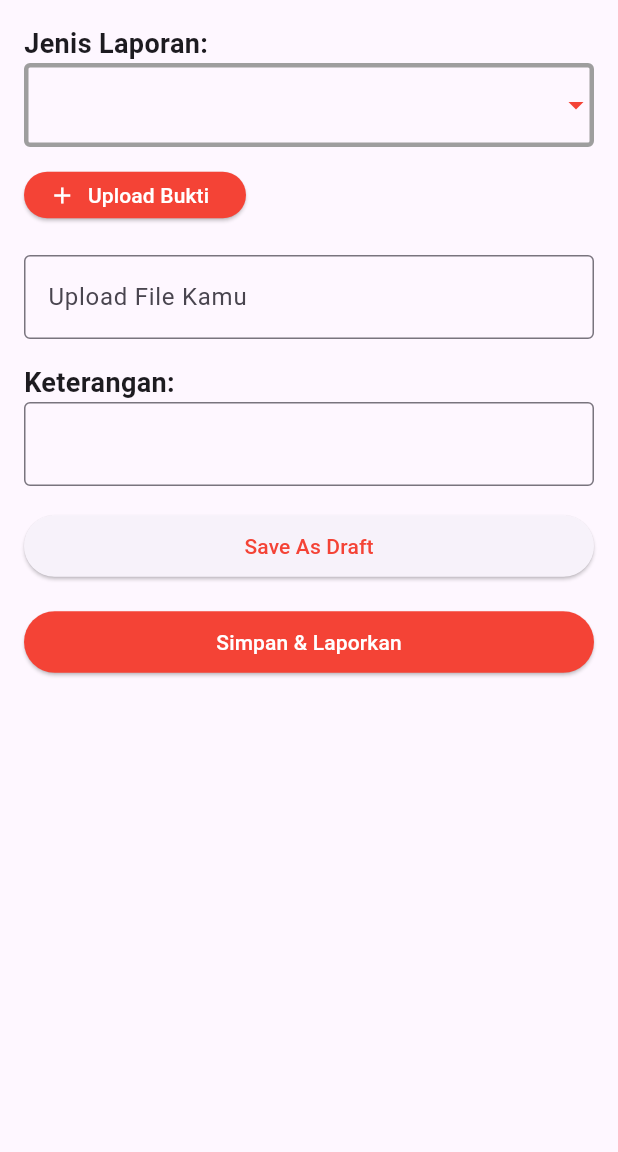
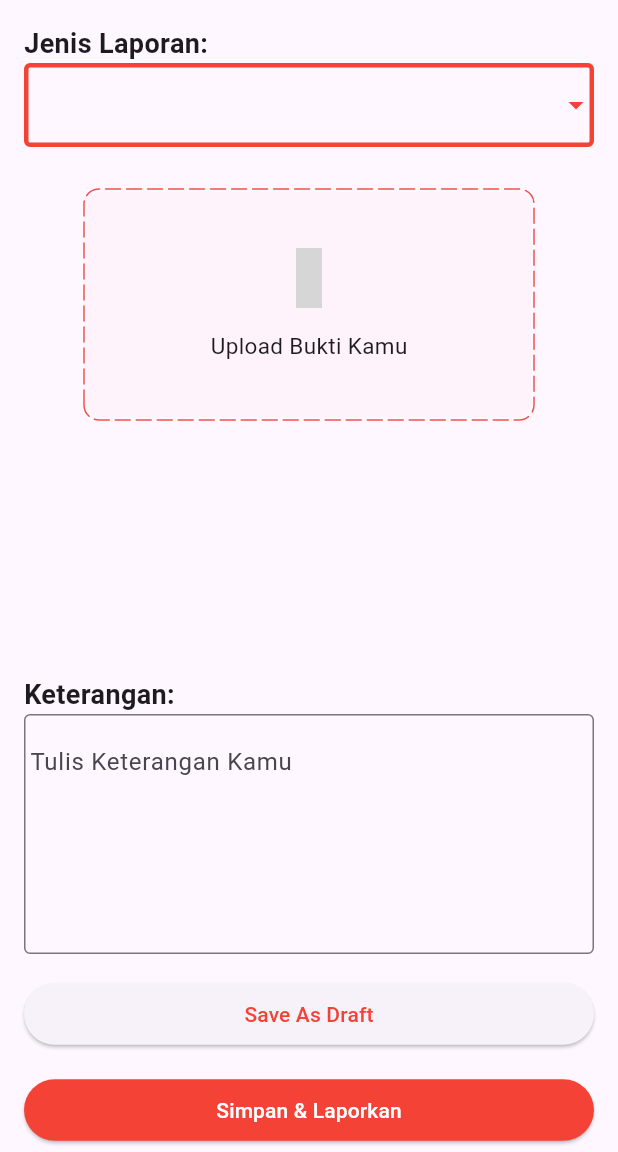
Before and after one commit to tangguhlaks/ayolapor-mobile, a Flutter app: the BuatLaporan screen opened directly, on a phone screen of 412 x 824 dp, the part 84-1236 px from its top. Run offline on Flutter 3.47's test engine with Material 3 defaults, Android fonts, the phone set to English and light mode, and no system bars; drawn by our look-alikes of dotted_border; our stand-ins replace dio, file_picker, iconsax, shared_preferences; accounts and stored records are empty; grey boxes are pictures that could not be loaded.

Commit message:
'uploadfile'

```diff
--- a/lib/buatlaporan.dart
+++ b/lib/buatlaporan.dart
@@ -1,17 +1,70 @@
+import 'dart:io';
+
+import 'package:dio/dio.dart';
+import 'package:dotted_border/dotted_border.dart';
+import 'package:file_picker/file_picker.dart';
 import 'package:flutter/material.dart';
+import 'package:iconsax/iconsax.dart';
+
+void main() {
+  runApp(MaterialApp(
+    home: BuatLaporan(),
+    debugShowCheckedModeBanner: false,
+  ));
+}
 
 class BuatLaporan extends StatefulWidget {
+  const BuatLaporan({Key? key}) : super(key: key);
+
   @override
-  _BuatLaporanState createState() => _BuatLaporanState();
+  State<BuatLaporan> createState() => _BuatLaporanState();
 }
 
-class _BuatLaporanState extends State<BuatLaporan> {
+class _BuatLaporanState extends State<BuatLaporan>
+    with SingleTickerProviderStateMixin {
+  late AnimationController loadingController;
   List<String> items = ['Pelecehan', 'Seksual', 'Bullying'];
   String? selectedItem;
+
+  File? _file;
+  PlatformFile? _platformFile;
+
+  selectFile() async {
+    final file = await FilePicker.platform.pickFiles(
+        type: FileType.custom, allowedExtensions: ['png', 'jpg', 'jpeg']);
+
+    if (file != null) {
+      setState(() {
+        _file = File(file.files.single.path!);
+        _platformFile = file.files.first;
+      });
+    }
+
+    loadingController.forward();
+  }
+
+  @override
+  void initState() {
+    loadingController = AnimationController(
+      vsync: this,
+      duration: const Duration(seconds: 10),
+    )..addListener(() {
+        setState(() {});
+      });
+
+    super.initState();
+  }
+
+  @override
+  void dispose() {
+    loadingController.dispose();
+    super.dispose();
+  }
 
   @override
   Widget build(BuildContext context) {
     return Scaffold(
+      key: UniqueKey(),
       appBar: AppBar(
         title: const Text(
           'Buat Laporan',
@@ -22,7 +75,7 @@ class _BuatLaporanState extends State<BuatLaporan> {
         ),
         centerTitle: true,
         leading: IconButton(
-          icon: Icon(
+          icon: const Icon(
             Icons.keyboard_arrow_left,
             color: Colors.red,
             size: 24,
@@ -33,7 +86,7 @@ class _BuatLaporanState extends State<BuatLaporan> {
         ),
         actions: <Widget>[
           IconButton(
-            icon: Icon(
+            icon: const Icon(
               Icons.announcement,
               color: Colors.red,
               size: 24,
@@ -43,12 +96,12 @@ class _BuatLaporanState extends State<BuatLaporan> {
         ],
         elevation: 4,
       ),
-      body: Padding(
+      body: SingleChildScrollView(
         padding: const EdgeInsets.all(16.0),
         child: Column(
           crossAxisAlignment: CrossAxisAlignment.start,
           children: <Widget>[
-            Text(
+            const Text(
               'Jenis Laporan:',
               style: TextStyle(fontSize: 18, fontWeight: FontWeight.bold),
             ),
@@ -57,7 +110,7 @@ class _BuatLaporanState extends State<BuatLaporan> {
               decoration: InputDecoration(
                 enabledBorder: OutlineInputBorder(
                   borderRadius: BorderRadius.circular(4),
-                  borderSide: BorderSide(width: 3, color: Colors.grey),
+                  borderSide: BorderSide(width: 3, color: Colors.red),
                 ),
               ),
               value: selectedItem,
@@ -79,32 +132,113 @@ class _BuatLaporanState extends State<BuatLaporan> {
                 });
               },
             ),
-            SizedBox(height: 8),
-            Align(
-              alignment: Alignment.centerLeft,
-              child: ElevatedButton.icon(
-                onPressed: () {
-                  // Implement your button action here
-                },
-                icon: Icon(Icons.add, color: Colors.white),
-                label:
-                    Text('Upload Bukti', style: TextStyle(color: Colors.white)),
-                style: ButtonStyle(
-                  minimumSize: MaterialStateProperty.all<Size>(Size(148, 31)),
-                  backgroundColor: MaterialStateProperty.all<Color>(
-                    Colors.red,
+            const SizedBox(height: 8),
+            GestureDetector(
+              onTap: selectFile,
+              child: Padding(
+                padding: const EdgeInsets.symmetric(
+                    horizontal: 40.0, vertical: 20.0),
+                child: DottedBorder(
+                  borderType: BorderType.RRect,
+                  radius: Radius.circular(10),
+                  dashPattern: const [10, 4],
+                  strokeCap: StrokeCap.round,
+                  color: Colors.red.shade400,
+                  child: Container(
+                    width: double.infinity,
+                    height: 150,
+                    decoration: BoxDecoration(
+                        color: Colors.red.shade50.withOpacity(.3),
+                        borderRadius: BorderRadius.circular(10)),
+                    child: Column(
+                      mainAxisAlignment: MainAxisAlignment.center,
+                      children: [
+                        Icon(Iconsax.folder_open, color: Colors.red, size: 40),
+                        const SizedBox(height: 15),
+                        const Text(
+                          'Upload Bukti Kamu',
+                          style: TextStyle(
+                            fontSize: 15,
+                          ),
+                        ),
+                      ],
+                    ),
                   ),
                 ),
               ),
             ),
-            SizedBox(height: 16),
-            TextField(
-              decoration: InputDecoration(
-                border: OutlineInputBorder(),
-                hintText: 'Upload File Kamu',
+            if (_platformFile != null)
+              Container(
+                padding: const EdgeInsets.all(20),
+                child: Column(
+                  crossAxisAlignment: CrossAxisAlignment.start,
+                  children: [
+                    const Text(
+                      'Selected File',
+                      style: TextStyle(fontSize: 15),
+                    ),
+                    const SizedBox(height: 10),
+                    Container(
+                      padding: const EdgeInsets.all(8),
+                      decoration: BoxDecoration(
+                        borderRadius: BorderRadius.circular(10),
+                        color: Colors.white,
+                        boxShadow: const [
+                          BoxShadow(
+                            offset: Offset(0, 1),
+                            blurRadius: 3,
+                            spreadRadius: 2,
+                          )
+                        ],
+                      ),
+                      child: Row(
+                        children: [
+                          ClipRRect(
+                            borderRadius: BorderRadius.circular(8),
+                            child: Image.file(_file!, width: 70),
+                          ),
+                          const SizedBox(width: 10),
+                          Expanded(
+                            child: Column(
+                              crossAxisAlignment: CrossAxisAlignment.start,
+                              children: [
+                                Text(
+                                  _platformFile!.name,
+                                  style: const TextStyle(
+                                      fontSize: 13, color: Colors.black),
+                                ),
+                                const SizedBox(height: 5),
+                                Text(
+                                  '${(_platformFile!.size / 1024).ceil()} KB',
+                                  style: const TextStyle(
+                                    fontSize: 13,
+                                  ),
+                                ),
+                                const SizedBox(height: 5),
+                                Container(
+                                  height: 5,
+                                  clipBehavior: Clip.hardEdge,
+                                  decoration: const BoxDecoration(
+                                    borderRadius:
+                                        BorderRadius.all(Radius.circular(5)),
+                                    color: Colors.red,
+                                  ),
+                                  child: LinearProgressIndicator(
+                                    value: loadingController.value,
+                                    backgroundColor: Colors.red.shade50,
+                                  ),
+                                ),
+                              ],
+                            ),
+                          ),
+                          const SizedBox(width: 10),
+                        ],
+                      ),
+                    ),
+                  ],
+                ),
               ),
-            ),
-            SizedBox(height: 16),
+            const SizedBox(height: 150),
             Text(
               'Keterangan:',
               style: TextStyle(fontSize: 18, fontWeight: FontWeight.bold),
@@ -112,12 +246,22 @@ class _BuatLaporanState extends State<BuatLaporan> {
             TextField(
               decoration: InputDecoration(
                 border: OutlineInputBorder(),
+                hintText: 'Tulis Keterangan Kamu',
+                contentPadding: EdgeInsets.symmetric(vertical: 20.0),
               ),
+              minLines: 5, // Jumlah minimal baris
+              maxLines:
+                  null, // Atur ke null agar bisa menambahkan lebih dari 5 baris
             ),
-            SizedBox(height: 16),
+            const SizedBox(height: 16),
             ElevatedButton(
               onPressed: () {
-                // Implement your first button action here
+                ScaffoldMessenger.of(context).showSnackBar(
+                  SnackBar(
+                    content: Text('Data disimpan sebagai draft'),
+                    backgroundColor: Colors.red,
+                  ),
+                );
               },
               child: Text(
                 'Save As Draft',
@@ -127,10 +271,15 @@ class _BuatLaporanState extends State<BuatLaporan> {
                 minimumSize: MaterialStateProperty.all<Size>(Size(541, 41)),
               ),
             ),
-            SizedBox(height: 16),
+            const SizedBox(height: 16),
             ElevatedButton(
               onPressed: () {
-                // Implement your second button action here
+                ScaffoldMessenger.of(context).showSnackBar(
+                  SnackBar(
+                    content: Text('Data berhasil disimpan dan dilaporkan'),
+                    backgroundColor: Colors.red,
+                  ),
+                );
               },
               child: Text(
                 'Simpan & Laporkan',
--- a/pubspec.yaml
+++ b/pubspec.yaml
@@ -7,10 +7,16 @@ environment:
   sdk: ">=3.2.4 <4.0.0"
 
 dependencies:
+  file_picker: ^8.0.0+1
   flutter:
     sdk: flutter
   http: ^1.2.0
   shared_preferences: ^2.2.2
+  cupertino_icons: ^1.0.2
+  loading_indicator: ^3.0.2
+  dotted_border: ^2.0.0
+  iconsax: ^0.0.8
+  dio: ^4.0.0
 
 dev_dependencies:
   flutter_test:
```
Also changed, not shown: pubspec.lock.
